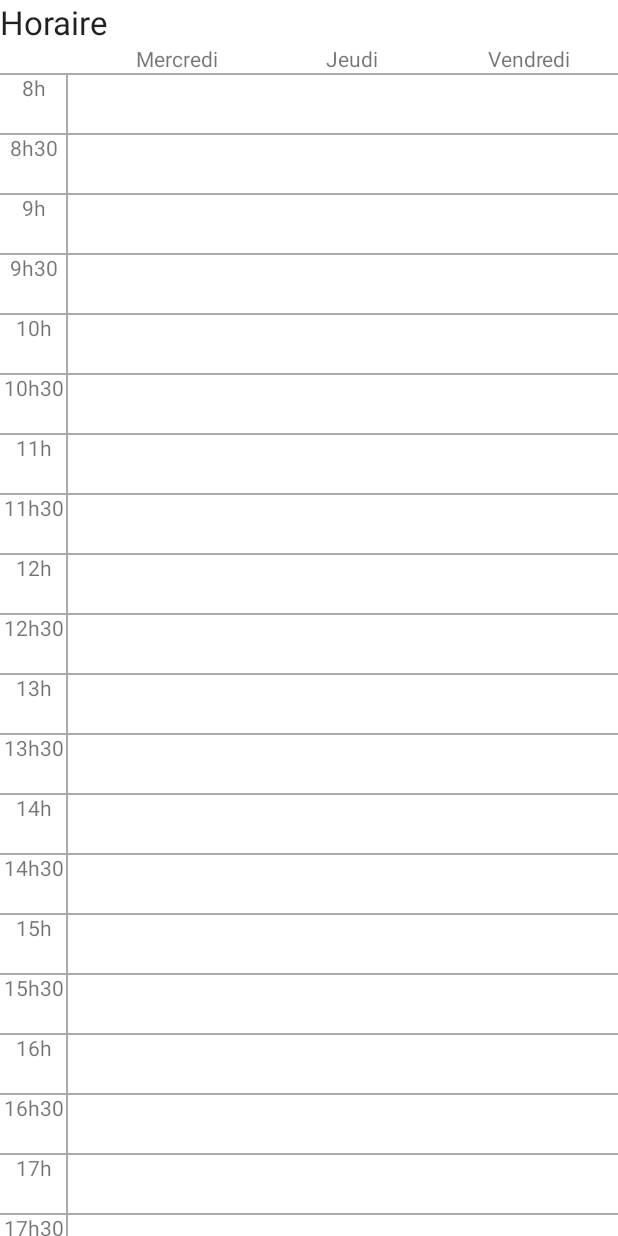
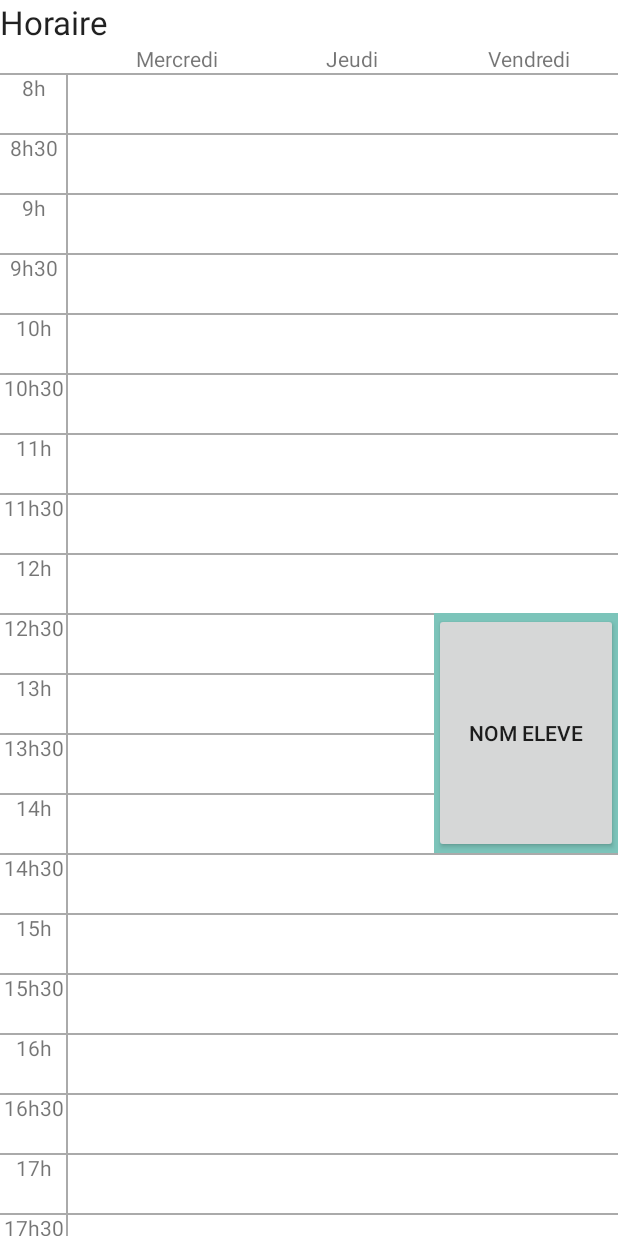
Before and after one commit to SSuy-tech/Mobile_partie2, an Android app: the CalendarActivity screen opened directly, with no data from a screen before it, on a phone screen of 412 x 824 dp. Run offline under Robolectric (Android 15) with nearby library versions, the phone set to English and light mode, and no system bars.

Commit message:
Sample Calendar

```diff
--- a/app/src/main/java/ca/qc/bdeb/c5gm/planistage/MapsActivity.java
+++ b/app/src/main/java/ca/qc/bdeb/c5gm/planistage/MapsActivity.java
@@ -6,6 +6,7 @@ import androidx.fragment.app.FragmentActivity;
 
 import android.Manifest;
 import android.annotation.SuppressLint;
+import android.content.Intent;
 import android.content.pm.PackageManager;
 import android.location.Address;
 import android.location.Geocoder;
@@ -91,18 +92,6 @@ public class MapsActivity extends FragmentActivity implements OnMapReadyCallback
         reperes = new ArrayList<>();
     }
 
-    public void buttonClicked(View view){
-        if(view.getId() == R.id.boutonListe){
-            setContentView(R.layout.activity_main);
-        } else if(view.getId() == R.id.boutonCarte){
-            setContentView(R.layout.activity_maps);
-        } else if(view.getId() == R.id.boutonCalendrier){
-            setContentView(R.layout.activity_schedule);
-        } else {
-            setContentView(R.layout.activity_main);
-        }
-    }
-
     /**
      * Manipulates the map once available.
      * This callback is triggered when the map is ready to be used.
--- a/app/src/main/res/layout/activity_schedule.xml
+++ b/app/src/main/res/layout/activity_schedule.xml
@@ -13,16 +13,6 @@
         android:layout_height="wrap_content"
         android:text="Horaire"
         android:textAppearance="?android:attr/textAppearanceLarge" />
-
-
-    <include
-        android:id="@+id/menu"
-        layout="@layout/menu_navigation"
-        android:layout_width="410dp"
-        android:layout_height="wrap_content"
-        app:layout_constraintEnd_toEndOf="parent"
-        app:layout_constraintStart_toStartOf="parent"
-        app:layout_constraintTop_toBottomOf="@+id/titre" />
 
     <RelativeLayout
         android:id="@+id/relativeLayout1"
@@ -224,7 +214,7 @@
                 android:padding="0dp">
 
                 <RelativeLayout
-                    android:id="@+id/relativeLayout2"
+                    android:id="@+id/layoutTemps"
                     android:layout_width="19dp"
                     android:layout_height="match_parent"
                     android:layout_weight="1"
@@ -443,37 +433,14 @@
                             android:layout_height="match_parent"
                             android:layout_weight="1">
 
-                        </RelativeLayout>
+                            <View android:background="#7CC4BA" android:layout_width = "fill_parent" android:layout_height="160dp" android:layout_marginTop="360dp"/>
 
-                        <RelativeLayout
-                            android:id="@+id/relativeLayout7"
-                            android:layout_width="0dp"
-                            android:layout_height="match_parent"
-                            android:layout_weight="1">
-
-                        </RelativeLayout>
-
-                        <RelativeLayout
-                            android:id="@+id/relativeLayout8"
-                            android:layout_width="0dp"
-                            android:layout_height="match_parent"
-                            android:layout_weight="1">
-
-                        </RelativeLayout>
-
-                        <RelativeLayout
-                            android:id="@+id/relativeLayout9"
-                            android:layout_width="0dp"
-                            android:layout_height="match_parent"
-                            android:layout_weight="1">
-
-                        </RelativeLayout>
-
-                        <RelativeLayout
-                            android:id="@+id/relativeLayout10"
-                            android:layout_width="0dp"
-                            android:layout_height="match_parent"
-                            android:layout_weight="1">
+                            <Button
+                                android:id="@+id/button1"
+                                android:layout_width="fill_parent"
+                                android:layout_height="160dp"
+                                android:layout_marginTop="360dp"
+                                android:text="Nom Eleve" />
 
                         </RelativeLayout>
 
```
